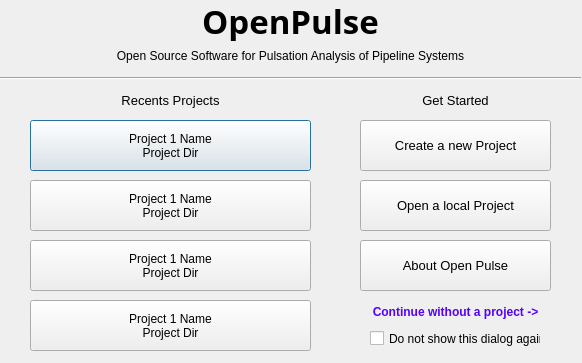
Qt form data/user_input/ui/Project/getStarted.ui (open-pulse/OpenPulse) before a commit.
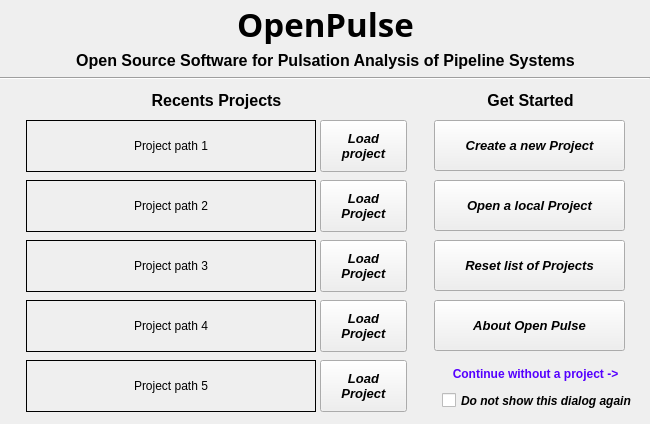
The same form after that commit. Icons and pictures are not drawn.

Commit message: Improvements at the 'Recent Projects' window

```diff
--- a/data/user_input/ui/Project/getStarted.ui
+++ b/data/user_input/ui/Project/getStarted.ui
@@ -6,109 +6,38 @@
    <rect>
     <x>0</x>
     <y>0</y>
-    <width>582</width>
-    <height>363</height>
+    <width>650</width>
+    <height>424</height>
    </rect>
   </property>
+  <property name="minimumSize">
+   <size>
+    <width>650</width>
+    <height>424</height>
+   </size>
+  </property>
+  <property name="maximumSize">
+   <size>
+    <width>650</width>
+    <height>424</height>
+   </size>
+  </property>
+  <property name="sizeIncrement">
+   <size>
+    <width>0</width>
+    <height>0</height>
+   </size>
+  </property>
   <property name="windowTitle">
    <string>Open Pulse - Get Started</string>
   </property>
-  <widget class="QWidget" name="verticalLayoutWidget">
-   <property name="geometry">
-    <rect>
-     <x>0</x>
-     <y>0</y>
-     <width>581</width>
-     <height>41</height>
-    </rect>
-   </property>
-   <layout class="QVBoxLayout" name="verticalLayout">
-    <item>
-     <widget class="QLabel" name="label">
-      <property name="font">
-       <font>
-        <family>Linux Biolinum G</family>
-        <pointsize>25</pointsize>
-        <weight>75</weight>
-        <bold>true</bold>
-       </font>
-      </property>
-      <property name="text">
-       <string>OpenPulse</string>
-      </property>
-      <property name="alignment">
-       <set>Qt::AlignCenter</set>
-      </property>
-     </widget>
-    </item>
-   </layout>
-  </widget>
-  <widget class="QWidget" name="verticalLayoutWidget_2">
-   <property name="geometry">
-    <rect>
-     <x>0</x>
-     <y>45</y>
-     <width>581</width>
-     <height>21</height>
-    </rect>
-   </property>
-   <layout class="QVBoxLayout" name="verticalLayout_2">
-    <item>
-     <widget class="QLabel" name="label_2">
-      <property name="font">
-       <font>
-        <pointsize>9</pointsize>
-        <weight>50</weight>
-        <bold>false</bold>
-       </font>
-      </property>
-      <property name="text">
-       <string>Open Source Software for Pulsation Analysis of Pipeline Systems</string>
-      </property>
-      <property name="alignment">
-       <set>Qt::AlignCenter</set>
-      </property>
-     </widget>
-    </item>
-   </layout>
-  </widget>
-  <widget class="QWidget" name="verticalLayoutWidget_3">
-   <property name="geometry">
-    <rect>
-     <x>30</x>
-     <y>90</y>
-     <width>281</width>
-     <height>21</height>
-    </rect>
-   </property>
-   <layout class="QVBoxLayout" name="verticalLayout_3">
-    <item>
-     <widget class="QLabel" name="recents_label">
-      <property name="font">
-       <font>
-        <pointsize>10</pointsize>
-       </font>
-      </property>
-      <property name="autoFillBackground">
-       <bool>true</bool>
-      </property>
-      <property name="text">
-       <string>Recents Projects</string>
-      </property>
-      <property name="alignment">
-       <set>Qt::AlignCenter</set>
-      </property>
-     </widget>
-    </item>
-   </layout>
-  </widget>
   <widget class="QWidget" name="widget" native="true">
    <property name="geometry">
     <rect>
-     <x>360</x>
+     <x>434</x>
      <y>120</y>
-     <width>191</width>
-     <height>231</height>
+     <width>211</width>
+     <height>293</height>
     </rect>
    </property>
    <widget class="QPushButton" name="load_button">
@@ -122,7 +51,11 @@
     </property>
     <property name="font">
      <font>
+      <family>Arial</family>
       <pointsize>10</pointsize>
+      <weight>75</weight>
+      <italic>true</italic>
+      <bold>true</bold>
      </font>
     </property>
     <property name="text">
@@ -153,7 +86,11 @@
     </property>
     <property name="font">
      <font>
+      <family>Arial</family>
       <pointsize>10</pointsize>
+      <weight>75</weight>
+      <italic>true</italic>
+      <bold>true</bold>
      </font>
     </property>
     <property name="text">
@@ -173,7 +110,7 @@
      <bool>false</bool>
     </property>
    </widget>
-   <widget class="QPushButton" name="about_button">
+   <widget class="QPushButton" name="reset_list_projects_button">
     <property name="geometry">
      <rect>
       <x>0</x>
@@ -184,11 +121,18 @@
     </property>
     <property name="font">
      <font>
+      <family>Arial</family>
       <pointsize>10</pointsize>
+      <weight>75</weight>
+      <italic>true</italic>
+      <bold>true</bold>
      </font>
     </property>
+    <property name="styleSheet">
+     <string notr="true"/>
+    </property>
     <property name="text">
-     <string>About Open Pulse</string>
+     <string>Reset list of Projects</string>
     </property>
     <property name="icon">
      <iconset>
@@ -205,8 +149,8 @@
     <property name="geometry">
      <rect>
       <x>0</x>
-      <y>180</y>
-      <width>191</width>
+      <y>242</y>
+      <width>203</width>
       <height>23</height>
      </rect>
     </property>
@@ -249,6 +193,7 @@
     </property>
     <property name="font">
      <font>
+      <pointsize>9</pointsize>
       <weight>75</weight>
       <bold>true</bold>
      </font>
@@ -263,229 +208,67 @@
    <widget class="QCheckBox" name="checkBox">
     <property name="geometry">
      <rect>
-      <x>10</x>
-      <y>210</y>
-      <width>171</width>
+      <x>8</x>
+      <y>272</y>
+      <width>199</width>
       <height>17</height>
      </rect>
     </property>
+    <property name="font">
+     <font>
+      <family>Arial</family>
+      <pointsize>9</pointsize>
+      <weight>75</weight>
+      <italic>true</italic>
+      <bold>true</bold>
+     </font>
+    </property>
     <property name="text">
      <string>Do not show this dialog again</string>
     </property>
    </widget>
-  </widget>
-  <widget class="QPushButton" name="project1_button">
-   <property name="geometry">
-    <rect>
-     <x>30</x>
-     <y>120</y>
-     <width>281</width>
-     <height>51</height>
-    </rect>
-   </property>
-   <property name="font">
-    <font>
-     <pointsize>9</pointsize>
-     <weight>50</weight>
-     <italic>false</italic>
-     <bold>false</bold>
-     <underline>false</underline>
-     <strikeout>false</strikeout>
-     <kerning>true</kerning>
-    </font>
-   </property>
-   <property name="layoutDirection">
-    <enum>Qt::LeftToRight</enum>
-   </property>
-   <property name="autoFillBackground">
-    <bool>false</bool>
-   </property>
-   <property name="text">
-    <string>Project 1 Name
-Project Dir</string>
-   </property>
-   <property name="icon">
-    <iconset>
-     <normaloff>../../../data/icons/002-analysis.png</normaloff>../../../data/icons/002-analysis.png</iconset>
-   </property>
-   <property name="autoDefault">
-    <bool>false</bool>
-   </property>
-   <property name="default">
-    <bool>true</bool>
-   </property>
-   <property name="flat">
-    <bool>false</bool>
-   </property>
-  </widget>
-  <widget class="QPushButton" name="project2_button">
-   <property name="geometry">
-    <rect>
-     <x>30</x>
-     <y>180</y>
-     <width>281</width>
-     <height>51</height>
-    </rect>
-   </property>
-   <property name="font">
-    <font>
-     <pointsize>9</pointsize>
-     <weight>50</weight>
-     <italic>false</italic>
-     <bold>false</bold>
-     <underline>false</underline>
-     <strikeout>false</strikeout>
-     <kerning>true</kerning>
-    </font>
-   </property>
-   <property name="layoutDirection">
-    <enum>Qt::LeftToRight</enum>
-   </property>
-   <property name="autoFillBackground">
-    <bool>false</bool>
-   </property>
-   <property name="text">
-    <string>Project 1 Name
-Project Dir</string>
-   </property>
-   <property name="icon">
-    <iconset>
-     <normaloff>../../../data/icons/002-analysis.png</normaloff>../../../data/icons/002-analysis.png</iconset>
-   </property>
-   <property name="autoDefault">
-    <bool>false</bool>
-   </property>
-   <property name="default">
-    <bool>false</bool>
-   </property>
-   <property name="flat">
-    <bool>false</bool>
-   </property>
-  </widget>
-  <widget class="QPushButton" name="project3_button">
-   <property name="geometry">
-    <rect>
-     <x>30</x>
-     <y>240</y>
-     <width>281</width>
-     <height>51</height>
-    </rect>
-   </property>
-   <property name="font">
-    <font>
-     <pointsize>9</pointsize>
-     <weight>50</weight>
-     <italic>false</italic>
-     <bold>false</bold>
-     <underline>false</underline>
-     <strikeout>false</strikeout>
-     <kerning>true</kerning>
-    </font>
-   </property>
-   <property name="layoutDirection">
-    <enum>Qt::LeftToRight</enum>
-   </property>
-   <property name="autoFillBackground">
-    <bool>false</bool>
-   </property>
-   <property name="text">
-    <string>Project 1 Name
-Project Dir</string>
-   </property>
-   <property name="icon">
-    <iconset>
-     <normaloff>../../../data/icons/002-analysis.png</normaloff>../../../data/icons/002-analysis.png</iconset>
-   </property>
-   <property name="autoDefault">
-    <bool>false</bool>
-   </property>
-   <property name="default">
-    <bool>false</bool>
-   </property>
-   <property name="flat">
-    <bool>false</bool>
-   </property>
-  </widget>
-  <widget class="QPushButton" name="project4_button">
-   <property name="geometry">
-    <rect>
-     <x>30</x>
-     <y>300</y>
-     <width>281</width>
-     <height>51</height>
-    </rect>
-   </property>
-   <property name="font">
-    <font>
-     <pointsize>9</pointsize>
-     <weight>50</weight>
-     <italic>false</italic>
-     <bold>false</bold>
-     <underline>false</underline>
-     <strikeout>false</strikeout>
-     <kerning>true</kerning>
-    </font>
-   </property>
-   <property name="layoutDirection">
-    <enum>Qt::LeftToRight</enum>
-   </property>
-   <property name="autoFillBackground">
-    <bool>false</bool>
-   </property>
-   <property name="text">
-    <string>Project 1 Name
-Project Dir</string>
-   </property>
-   <property name="icon">
-    <iconset>
-     <normaloff>../../../data/icons/002-analysis.png</normaloff>../../../data/icons/002-analysis.png</iconset>
-   </property>
-   <property name="autoDefault">
-    <bool>false</bool>
-   </property>
-   <property name="default">
-    <bool>false</bool>
-   </property>
-   <property name="flat">
-    <bool>false</bool>
-   </property>
-  </widget>
-  <widget class="QWidget" name="verticalLayoutWidget_4">
-   <property name="geometry">
-    <rect>
-     <x>360</x>
-     <y>90</y>
-     <width>191</width>
-     <height>21</height>
-    </rect>
-   </property>
-   <layout class="QVBoxLayout" name="verticalLayout_4">
-    <item>
-     <widget class="QLabel" name="label_4">
-      <property name="font">
-       <font>
-        <pointsize>10</pointsize>
-       </font>
-      </property>
-      <property name="autoFillBackground">
-       <bool>true</bool>
-      </property>
-      <property name="text">
-       <string>Get Started</string>
-      </property>
-      <property name="alignment">
-       <set>Qt::AlignCenter</set>
-      </property>
-     </widget>
-    </item>
-   </layout>
+   <widget class="QPushButton" name="about_button">
+    <property name="geometry">
+     <rect>
+      <x>0</x>
+      <y>180</y>
+      <width>191</width>
+      <height>51</height>
+     </rect>
+    </property>
+    <property name="font">
+     <font>
+      <family>Arial</family>
+      <pointsize>10</pointsize>
+      <weight>75</weight>
+      <italic>true</italic>
+      <bold>true</bold>
+     </font>
+    </property>
+    <property name="styleSheet">
+     <string notr="true"/>
+    </property>
+    <property name="text">
+     <string>About Open Pulse</string>
+    </property>
+    <property name="icon">
+     <iconset>
+      <normaloff>../../../data/icons/pulse.png</normaloff>../../../data/icons/pulse.png</iconset>
+    </property>
+    <property name="iconSize">
+     <size>
+      <width>40</width>
+      <height>45</height>
+     </size>
+    </property>
+   </widget>
   </widget>
   <widget class="Line" name="line">
    <property name="geometry">
     <rect>
      <x>0</x>
      <y>70</y>
-     <width>581</width>
+     <width>650</width>
      <height>16</height>
     </rect>
    </property>
@@ -493,6 +276,542 @@
     <enum>Qt::Horizontal</enum>
    </property>
   </widget>
+  <widget class="QLabel" name="label">
+   <property name="geometry">
+    <rect>
+     <x>36</x>
+     <y>4</y>
+     <width>579</width>
+     <height>40</height>
+    </rect>
+   </property>
+   <property name="font">
+    <font>
+     <family>Linux Biolinum G</family>
+     <pointsize>25</pointsize>
+     <weight>75</weight>
+     <bold>true</bold>
+    </font>
+   </property>
+   <property name="text">
+    <string>OpenPulse</string>
+   </property>
+   <property name="alignment">
+    <set>Qt::AlignCenter</set>
+   </property>
+  </widget>
+  <widget class="QLabel" name="label_2">
+   <property name="geometry">
+    <rect>
+     <x>36</x>
+     <y>48</y>
+     <width>579</width>
+     <height>25</height>
+    </rect>
+   </property>
+   <property name="minimumSize">
+    <size>
+     <width>0</width>
+     <height>25</height>
+    </size>
+   </property>
+   <property name="maximumSize">
+    <size>
+     <width>16777215</width>
+     <height>25</height>
+    </size>
+   </property>
+   <property name="font">
+    <font>
+     <family>Arial</family>
+     <pointsize>12</pointsize>
+     <weight>75</weight>
+     <italic>false</italic>
+     <bold>true</bold>
+    </font>
+   </property>
+   <property name="text">
+    <string>Open Source Software for Pulsation Analysis of Pipeline Systems</string>
+   </property>
+   <property name="alignment">
+    <set>Qt::AlignCenter</set>
+   </property>
+  </widget>
+  <widget class="QLabel" name="recents_label">
+   <property name="geometry">
+    <rect>
+     <x>28</x>
+     <y>90</y>
+     <width>377</width>
+     <height>20</height>
+    </rect>
+   </property>
+   <property name="font">
+    <font>
+     <family>Arial</family>
+     <pointsize>12</pointsize>
+     <weight>75</weight>
+     <bold>true</bold>
+    </font>
+   </property>
+   <property name="autoFillBackground">
+    <bool>true</bool>
+   </property>
+   <property name="text">
+    <string>Recents Projects</string>
+   </property>
+   <property name="alignment">
+    <set>Qt::AlignCenter</set>
+   </property>
+  </widget>
+  <widget class="QLabel" name="label_4">
+   <property name="geometry">
+    <rect>
+     <x>436</x>
+     <y>90</y>
+     <width>189</width>
+     <height>20</height>
+    </rect>
+   </property>
+   <property name="font">
+    <font>
+     <family>Arial</family>
+     <pointsize>12</pointsize>
+     <weight>75</weight>
+     <italic>false</italic>
+     <bold>true</bold>
+    </font>
+   </property>
+   <property name="autoFillBackground">
+    <bool>true</bool>
+   </property>
+   <property name="text">
+    <string>Get Started</string>
+   </property>
+   <property name="alignment">
+    <set>Qt::AlignCenter</set>
+   </property>
+  </widget>
+  <widget class="QWidget" name="widget_project1" native="true">
+   <property name="geometry">
+    <rect>
+     <x>22</x>
+     <y>116</y>
+     <width>387</width>
+     <height>61</height>
+    </rect>
+   </property>
+   <widget class="QPushButton" name="project1_button">
+    <property name="geometry">
+     <rect>
+      <x>298</x>
+      <y>4</y>
+      <width>87</width>
+      <height>52</height>
+     </rect>
+    </property>
+    <property name="font">
+     <font>
+      <family>Arial</family>
+      <pointsize>10</pointsize>
+      <weight>75</weight>
+      <italic>true</italic>
+      <bold>true</bold>
+      <underline>false</underline>
+      <strikeout>false</strikeout>
+      <kerning>true</kerning>
+     </font>
+    </property>
+    <property name="layoutDirection">
+     <enum>Qt::LeftToRight</enum>
+    </property>
+    <property name="autoFillBackground">
+     <bool>false</bool>
+    </property>
+    <property name="text">
+     <string>Load 
+project</string>
+    </property>
+    <property name="icon">
+     <iconset>
+      <normaloff>../../../data/icons/002-analysis.png</normaloff>../../../data/icons/002-analysis.png</iconset>
+    </property>
+    <property name="autoDefault">
+     <bool>false</bool>
+    </property>
+    <property name="default">
+     <bool>false</bool>
+    </property>
+    <property name="flat">
+     <bool>false</bool>
+    </property>
+   </widget>
+   <widget class="QLabel" name="project1_path_label">
+    <property name="geometry">
+     <rect>
+      <x>4</x>
+      <y>4</y>
+      <width>290</width>
+      <height>52</height>
+     </rect>
+    </property>
+    <property name="font">
+     <font>
+      <family>Arial</family>
+      <pointsize>9</pointsize>
+      <italic>false</italic>
+     </font>
+    </property>
+    <property name="frameShape">
+     <enum>QFrame::Box</enum>
+    </property>
+    <property name="text">
+     <string>Project path 1</string>
+    </property>
+    <property name="alignment">
+     <set>Qt::AlignCenter</set>
+    </property>
+    <property name="wordWrap">
+     <bool>true</bool>
+    </property>
+   </widget>
+  </widget>
+  <widget class="QWidget" name="widget_project2" native="true">
+   <property name="geometry">
+    <rect>
+     <x>22</x>
+     <y>176</y>
+     <width>387</width>
+     <height>61</height>
+    </rect>
+   </property>
+   <widget class="QPushButton" name="project2_button">
+    <property name="geometry">
+     <rect>
+      <x>298</x>
+      <y>4</y>
+      <width>87</width>
+      <height>52</height>
+     </rect>
+    </property>
+    <property name="font">
+     <font>
+      <family>Arial</family>
+      <pointsize>10</pointsize>
+      <weight>75</weight>
+      <italic>true</italic>
+      <bold>true</bold>
+      <underline>false</underline>
+      <strikeout>false</strikeout>
+      <kerning>true</kerning>
+     </font>
+    </property>
+    <property name="layoutDirection">
+     <enum>Qt::LeftToRight</enum>
+    </property>
+    <property name="autoFillBackground">
+     <bool>false</bool>
+    </property>
+    <property name="text">
+     <string>Load
+Project</string>
+    </property>
+    <property name="icon">
+     <iconset>
+      <normaloff>../../../data/icons/002-analysis.png</normaloff>../../../data/icons/002-analysis.png</iconset>
+    </property>
+    <property name="autoDefault">
+     <bool>true</bool>
+    </property>
+    <property name="default">
+     <bool>false</bool>
+    </property>
+    <property name="flat">
+     <bool>false</bool>
+    </property>
+   </widget>
+   <widget class="QLabel" name="project2_path_label">
+    <property name="geometry">
+     <rect>
+      <x>4</x>
+      <y>4</y>
+      <width>290</width>
+      <height>52</height>
+     </rect>
+    </property>
+    <property name="font">
+     <font>
+      <family>Arial</family>
+      <pointsize>9</pointsize>
+      <italic>false</italic>
+     </font>
+    </property>
+    <property name="frameShape">
+     <enum>QFrame::Box</enum>
+    </property>
+    <property name="text">
+     <string>Project path 2</string>
+    </property>
+    <property name="alignment">
+     <set>Qt::AlignCenter</set>
+    </property>
+    <property name="wordWrap">
+     <bool>true</bool>
+    </property>
+   </widget>
+  </widget>
+  <widget class="QWidget" name="widget_project3" native="true">
+   <property name="geometry">
+    <rect>
+     <x>22</x>
+     <y>236</y>
+     <width>387</width>
+     <height>61</height>
+    </rect>
+   </property>
+   <widget class="QPushButton" name="project3_button">
+    <property name="geometry">
+     <rect>
+      <x>298</x>
+      <y>4</y>
+      <width>87</width>
+      <height>52</height>
+     </rect>
+    </property>
+    <property name="font">
+     <font>
+      <family>Arial</family>
+      <pointsize>10</pointsize>
+      <weight>75</weight>
+      <italic>true</italic>
+      <bold>true</bold>
+      <underline>false</underline>
+      <strikeout>false</strikeout>
+      <kerning>true</kerning>
+     </font>
+    </property>
+    <property name="layoutDirection">
+     <enum>Qt::LeftToRight</enum>
+    </property>
+    <property name="autoFillBackground">
+     <bool>false</bool>
+    </property>
+    <property name="text">
+     <string>Load
+Project</string>
+    </property>
+    <property name="icon">
+     <iconset>
+      <normaloff>../../../data/icons/002-analysis.png</normaloff>../../../data/icons/002-analysis.png</iconset>
+    </property>
+    <property name="autoDefault">
+     <bool>true</bool>
+    </property>
+    <property name="default">
+     <bool>false</bool>
+    </property>
+    <property name="flat">
+     <bool>false</bool>
+    </property>
+   </widget>
+   <widget class="QLabel" name="project3_path_label">
+    <property name="geometry">
+     <rect>
+      <x>4</x>
+      <y>4</y>
+      <width>290</width>
+      <height>52</height>
+     </rect>
+    </property>
+    <property name="font">
+     <font>
+      <family>Arial</family>
+      <pointsize>9</pointsize>
+      <italic>false</italic>
+     </font>
+    </property>
+    <property name="frameShape">
+     <enum>QFrame::Box</enum>
+    </property>
+    <property name="text">
+     <string>Project path 3</string>
+    </property>
+    <property name="alignment">
+     <set>Qt::AlignCenter</set>
+    </property>
+    <property name="wordWrap">
+     <bool>true</bool>
+    </property>
+   </widget>
+  </widget>
+  <widget class="QWidget" name="widget_project4" native="true">
+   <property name="geometry">
+    <rect>
+     <x>22</x>
+     <y>296</y>
+     <width>387</width>
+     <height>61</height>
+    </rect>
+   </property>
+   <widget class="QPushButton" name="project4_button">
+    <property name="geometry">
+     <rect>
+      <x>298</x>
+      <y>4</y>
+      <width>87</width>
+      <height>52</height>
+     </rect>
+    </property>
+    <property name="font">
+     <font>
+      <family>Arial</family>
+      <pointsize>10</pointsize>
+      <weight>75</weight>
+      <italic>true</italic>
+      <bold>true</bold>
+      <underline>false</underline>
+      <strikeout>false</strikeout>
+      <kerning>true</kerning>
+     </font>
+    </property>
+    <property name="layoutDirection">
+     <enum>Qt::LeftToRight</enum>
+    </property>
+    <property name="autoFillBackground">
+     <bool>false</bool>
+    </property>
+    <property name="text">
+     <string>Load
+Project</string>
+    </property>
+    <property name="icon">
+     <iconset>
+      <normaloff>../../../data/icons/002-analysis.png</normaloff>../../../data/icons/002-analysis.png</iconset>
+    </property>
+    <property name="autoDefault">
+     <bool>true</bool>
+    </property>
+    <property name="default">
+     <bool>false</bool>
+    </property>
+    <property name="flat">
+     <bool>false</bool>
+    </property>
+   </widget>
+   <widget class="QLabel" name="project4_path_label">
+    <property name="geometry">
+     <rect>
+      <x>4</x>
+      <y>4</y>
+      <width>290</width>
+      <height>52</height>
+     </rect>
+    </property>
+    <property name="font">
+     <font>
+      <family>Arial</family>
+      <pointsize>9</pointsize>
+      <italic>false</italic>
+     </font>
+    </property>
+    <property name="frameShape">
+     <enum>QFrame::Box</enum>
+    </property>
+    <property name="text">
+     <string>Project path 4</string>
+    </property>
+    <property name="alignment">
+     <set>Qt::AlignCenter</set>
+    </property>
+    <property name="wordWrap">
+     <bool>true</bool>
+    </property>
+   </widget>
+  </widget>
+  <widget class="QWidget" name="widget_project5" native="true">
+   <property name="geometry">
+    <rect>
+     <x>22</x>
+     <y>356</y>
+     <width>387</width>
+     <height>61</height>
+    </rect>
+   </property>
+   <widget class="QPushButton" name="project5_button">
+    <property name="geometry">
+     <rect>
+      <x>298</x>
+      <y>4</y>
+      <width>87</width>
+      <height>52</height>
+     </rect>
+    </property>
+    <property name="font">
+     <font>
+      <family>Arial</family>
+      <pointsize>10</pointsize>
+      <weight>75</weight>
+      <italic>true</italic>
+      <bold>true</bold>
+      <underline>false</underline>
+      <strikeout>false</strikeout>
+      <kerning>true</kerning>
+     </font>
+    </property>
+    <property name="layoutDirection">
+     <enum>Qt::LeftToRight</enum>
+    </property>
+    <property name="autoFillBackground">
+     <bool>false</bool>
+    </property>
+    <property name="text">
+     <string>Load
+Project</string>
+    </property>
+    <property name="icon">
+     <iconset>
+      <normaloff>../../../data/icons/002-analysis.png</normaloff>../../../data/icons/002-analysis.png</iconset>
+    </property>
+    <property name="autoDefault">
+     <bool>true</bool>
+    </property>
+    <property name="default">
+     <bool>false</bool>
+    </property>
+    <property name="flat">
+     <bool>false</bool>
+    </property>
+   </widget>
+   <widget class="QLabel" name="project5_path_label">
+    <property name="geometry">
+     <rect>
+      <x>4</x>
+      <y>4</y>
+      <width>290</width>
+      <height>52</height>
+     </rect>
+    </property>
+    <property name="font">
+     <font>
+      <family>Arial</family>
+      <pointsize>9</pointsize>
+      <italic>false</italic>
+     </font>
+    </property>
+    <property name="frameShape">
+     <enum>QFrame::Box</enum>
+    </property>
+    <property name="text">
+     <string>Project path 5</string>
+    </property>
+    <property name="alignment">
+     <set>Qt::AlignCenter</set>
+    </property>
+    <property name="wordWrap">
+     <bool>true</bool>
+    </property>
+   </widget>
+  </widget>
  </widget>
  <resources/>
  <connections/>
```
Left out of the diff: 13 changed lines with no effect on the pictures. The commit also changes 4 other files.
